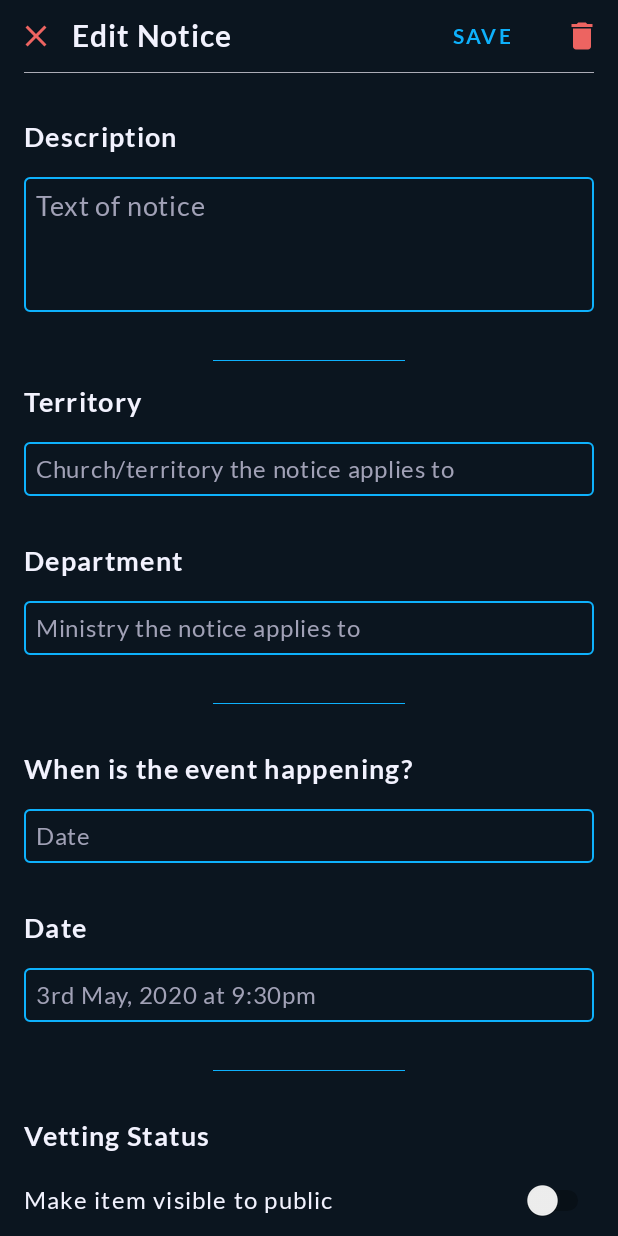
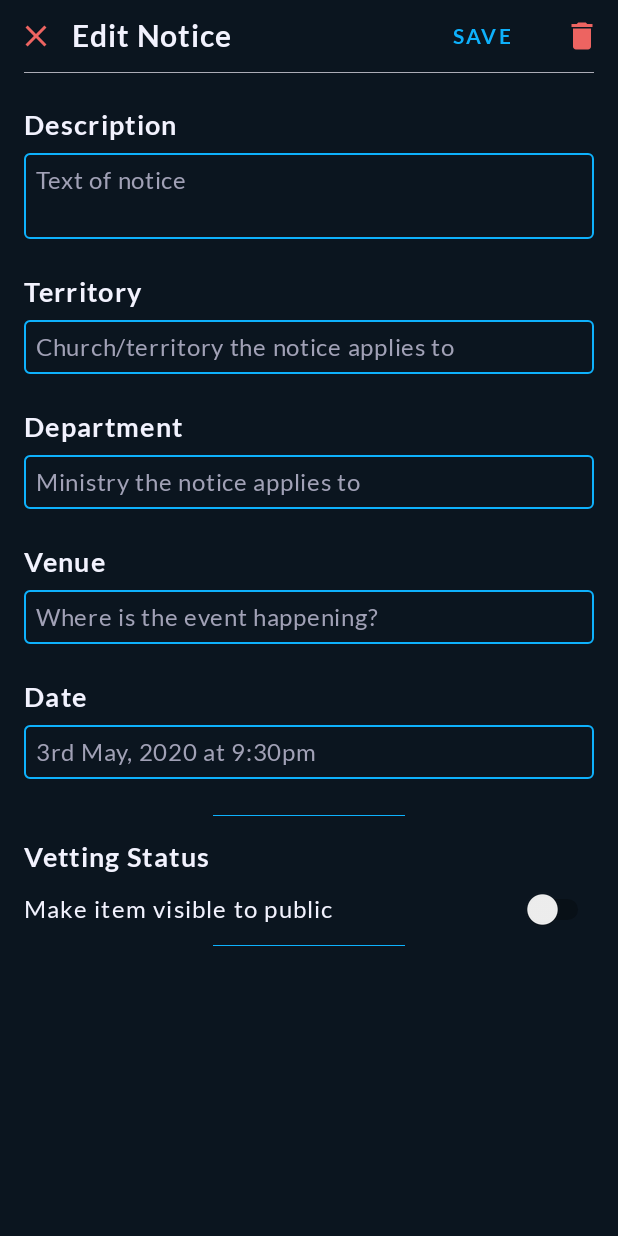
Before and after one commit to FitzEdin/TakeNote, an Android app: the EditItemFragment screen opened through its navigation route, on a phone screen of 412 x 824 dp. Run offline under Robolectric (Android 15) with nearby library versions, the phone set to English and light mode, and no system bars; our stand-ins replace Volley; libraries missing offline, so code that uses them is left out: io.realm, io.realm.kotlin; network calls fail; 2 statements that could not run were skipped.

Commit message:
changed layout on EditItemFragment, renamed views appropriately; edits being saved successfully..

```diff
--- a/app/src/main/java/kn/muscovado/takenote/admin/EditItemFragment.kt
+++ b/app/src/main/java/kn/muscovado/takenote/admin/EditItemFragment.kt
@@ -73,9 +73,11 @@ class EditItemFragment : Fragment() {
 
     // populate the form UI with info from the Item
     private fun populateForm() {
-        edit_item_title.setText(item?.territory)
-        edit_item_location.setText(item?.description)
-        edit_item_programme.setText(item?.venue)
+        edit_item_description.setText(item?.description)
+        edit_item_department.setText(item?.department)
+        edit_item_territory.setText(item?.territory)
+        edit_item_venue.setText(item?.venue)
+        edit_item_date.setText(item?.date)
 
         // switch
         edit_item_status.isChecked = when(item?.status) {
@@ -95,9 +97,11 @@ class EditItemFragment : Fragment() {
         realm.beginTransaction()
 
         // save info from textfields
-        item?.territory = edit_item_title.text.toString()
-        item?.description = edit_item_location.text.toString()
-        item?.venue = edit_item_programme.text.toString()
+        item?.description = edit_item_description.text.toString()
+        item?.department = edit_item_department.text.toString()
+        item?.territory = edit_item_territory.text.toString()
+        item?.venue = edit_item_venue.text.toString()
+        item?.date = edit_item_date.text.toString()
 
         // save info from switch
         item?.status = when(edit_item_status.isChecked) {
@@ -126,18 +130,18 @@ class EditItemFragment : Fragment() {
 
         // create JSONObject for uploading
         val jsonObject = JSONObject()
+            .put(constants.ITEM_DESCRIPTION, item?.description)
+            .put(constants.ITEM_DEPARTMENT, item?.department)
             .put(constants.ITEM_TERRITORY, item?.territory)
-            .put(constants.ITEM_DEPARTMENT, item?.department)
+            .put(constants.ITEM_VENUE, item?.venue)
             .put(constants.ITEM_DATE, item?.date)
-            .put(constants.ITEM_VENUE, item?.venue)
-            .put(constants.ITEM_DESCRIPTION, item?.description)
             .put(constants.ITEM_STATUS, item?.status)
         Log.d(constants.LOG_TAG, jsonObject.toString())
 
         // create relevant PUT request to update item
         val request = JsonObjectRequest(
             Request.Method.PUT, url + "/" + item?._id, jsonObject,
-            Response.Listener<JSONObject> { response ->
+            Response.Listener { response ->
                 Log.d(constants.LOG_TAG, response.toString())
                 //TODO: parse the response here (or in the API) for DB errors
                 t.show()
--- a/app/src/main/res/layout/fragment_add_item.xml
+++ b/app/src/main/res/layout/fragment_add_item.xml
@@ -99,7 +99,7 @@
                 android:layout_marginTop="@dimen/activity_vertical_margin"
                 android:layout_marginBottom="@dimen/activity_vertical_margin"
 
-                android:text="@string/label_link"
+                android:text="@string/label_department"
                 android:textSize="@dimen/dl_text_size"
                 android:textColor="@color/colorText"
                 android:fontFamily="@font/lato_bold"
--- a/app/src/main/res/layout/fragment_edit_item.xml
+++ b/app/src/main/res/layout/fragment_edit_item.xml
@@ -125,23 +125,23 @@
 
                 <!-- Description -->
                 <TextView
-                        android:id="@+id/edit_item_open_to_label"
+                        android:id="@+id/edit_item_description_label"
                         android:layout_width="match_parent"
                         android:layout_height="wrap_content"
 
                         android:layout_gravity="start|center"
 
-                        android:layout_marginTop="@dimen/activity_vertical_margin"
-                        android:layout_marginBottom="@dimen/activity_vertical_margin"
+                        android:layout_marginTop="@dimen/sm_margin"
+                        android:layout_marginBottom="@dimen/sm_margin"
 
-                        android:text="@string/label_open_to"
+                        android:text="@string/label_description"
                         android:textSize="@dimen/dl_text_size"
                         android:textColor="@color/colorText"
                         android:fontFamily="@font/lato_bold"
                         android:letterSpacing="0.05"/>
 
                 <EditText
-                        android:id="@+id/edit_item_open_to"
+                        android:id="@+id/edit_item_description"
 
                         android:layout_width="match_parent"
                         android:layout_height="wrap_content"
@@ -150,15 +150,15 @@
 
                         android:gravity="start"
 
-                        android:hint="@string/hint_open_to"
+                        android:hint="@string/hint_description"
                         android:textColorHint="@color/colorHint"
                         android:textColor="@color/colorText"
-                        android:textSize="@dimen/dl_text_size"
+                        android:textSize="@dimen/md_text_size"
                         android:fontFamily="@font/lato"
                         android:letterSpacing="0.03"
-                        android:lineSpacingExtra="4dp"
+                        android:lineSpacingExtra="2dp"
 
-                        android:lines="3"
+                        android:lines="2"
                         android:singleLine="false"
 
                         android:padding="@dimen/sm_margin"
@@ -167,34 +167,25 @@
                         android:imeOptions="actionNext"
                         android:hapticFeedbackEnabled="true"/>
 
-                <View
-                        android:layout_width="128dp"
-                        android:layout_height="@dimen/divider_height"
-                        android:background="@color/colorPrimary"
-
-                        android:layout_marginTop="@dimen/activity_vertical_margin"
-                        android:layout_marginBottom="@dimen/activity_vertical_margin"
-
-                        android:layout_gravity="bottom|center"/>
-
                 <!-- Territory Notice applies to -->
                 <TextView
-                        android:id="@+id/edit_item_title_label"
+                        android:id="@+id/edit_item_territory_label"
                         android:layout_width="match_parent"
                         android:layout_height="wrap_content"
 
                         android:layout_gravity="start|center"
 
-                        android:layout_marginBottom="@dimen/activity_vertical_margin"
+                        android:layout_marginTop="@dimen/sm_margin"
+                        android:layout_marginBottom="@dimen/sm_margin"
 
-                        android:text="@string/label_title"
+                        android:text="@string/label_territory"
                         android:textSize="@dimen/dl_text_size"
                         android:textColor="@color/colorText"
                         android:fontFamily="@font/lato_bold"
                         android:letterSpacing="0.05"/>
 
                 <EditText
-                        android:id="@+id/edit_item_title"
+                        android:id="@+id/edit_item_territory"
 
                         android:layout_width="match_parent"
                         android:layout_height="wrap_content"
@@ -203,7 +194,7 @@
 
                         android:gravity="start|center_vertical"
 
-                        android:hint="@string/hint_title"
+                        android:hint="@string/hint_territory"
                         android:textColorHint="@color/colorHint"
                         android:textColor="@color/colorText"
                         android:textSize="@dimen/md_text_size"
@@ -224,24 +215,24 @@
 
                 <!-- Department notice applies to -->
                 <TextView
-                        android:id="@+id/edit_item_link_label"
+                        android:id="@+id/edit_item_department_label"
 
                         android:layout_width="match_parent"
                         android:layout_height="wrap_content"
 
                         android:layout_gravity="start|center"
 
-                        android:layout_marginTop="@dimen/activity_vertical_margin"
-                        android:layout_marginBottom="@dimen/activity_vertical_margin"
+                        android:layout_marginTop="@dimen/sm_margin"
+                        android:layout_marginBottom="@dimen/sm_margin"
 
-                        android:text="@string/label_link"
+                        android:text="@string/label_department"
                         android:textSize="@dimen/dl_text_size"
                         android:textColor="@color/colorText"
                         android:fontFamily="@font/lato_bold"
                         android:letterSpacing="0.05"/>
 
                 <EditText
-                        android:id="@+id/edit_item_link"
+                        android:id="@+id/edit_item_department"
 
                         android:layout_width="match_parent"
                         android:layout_height="wrap_content"
@@ -250,7 +241,7 @@
 
                         android:gravity="start|center_vertical"
 
-                        android:hint="@string/hint_link"
+                        android:hint="@string/hint_department"
                         android:textColorHint="@color/colorHint"
                         android:textColor="@color/colorText"
                         android:textSize="@dimen/md_text_size"
@@ -268,40 +259,25 @@
                         android:imeOptions="actionNext"
                         android:hapticFeedbackEnabled="true"/>
 
-                <View
-                        android:layout_width="128dp"
-                        android:layout_height="@dimen/divider_height"
-                        android:background="@color/colorPrimary"
-
-                        android:layout_marginTop="@dimen/activity_vertical_margin"
-                        android:layout_marginBottom="@dimen/activity_vertical_margin"
-
-                        android:layout_gravity="bottom|center"/>
-
-
-
-
-                <!-- ABOUT PROGRAMME -->
-
                 <!-- Date Relevant to Notice -->
                 <TextView
-                        android:id="@+id/edit_item_location_label"
+                        android:id="@+id/edit_item_venue_label"
                         android:layout_width="match_parent"
                         android:layout_height="wrap_content"
 
                         android:layout_gravity="start|center"
 
-                        android:layout_marginTop="@dimen/activity_vertical_margin"
-                        android:layout_marginBottom="@dimen/activity_vertical_margin"
+                        android:layout_marginTop="@dimen/sm_margin"
+                        android:layout_marginBottom="@dimen/sm_margin"
 
-                        android:text="@string/label_location"
+                        android:text="@string/label_venue"
                         android:textSize="@dimen/dl_text_size"
                         android:textColor="@color/colorText"
                         android:fontFamily="@font/lato_bold"
                         android:letterSpacing="0.05"/>
 
                 <EditText
-                        android:id="@+id/edit_item_location"
+                        android:id="@+id/edit_item_venue"
 
                         android:layout_width="match_parent"
                         android:layout_height="wrap_content"
@@ -310,7 +286,7 @@
 
                         android:gravity="start|center_vertical"
 
-                        android:hint="@string/hint_location"
+                        android:hint="@string/hint_venue"
                         android:textColorHint="@color/colorHint"
                         android:textColor="@color/colorText"
                         android:textSize="@dimen/md_text_size"
@@ -331,24 +307,24 @@
 
                 <!-- Location of Event -->
                 <TextView
-                        android:id="@+id/edit_item_programme_label"
+                        android:id="@+id/edit_item_date_label"
 
                         android:layout_width="match_parent"
                         android:layout_height="wrap_content"
 
                         android:layout_gravity="start|center"
 
-                        android:layout_marginTop="@dimen/activity_vertical_margin"
-                        android:layout_marginBottom="@dimen/activity_vertical_margin"
+                        android:layout_marginTop="@dimen/sm_margin"
+                        android:layout_marginBottom="@dimen/sm_margin"
 
-                        android:text="@string/label_programme"
+                        android:text="@string/label_date"
                         android:textSize="@dimen/dl_text_size"
                         android:textColor="@color/colorText"
                         android:fontFamily="@font/lato_bold"
                         android:letterSpacing="0.05"/>
 
                 <EditText
-                        android:id="@+id/edit_item_programme"
+                        android:id="@+id/edit_item_date"
 
                         android:layout_width="match_parent"
                         android:layout_height="wrap_content"
@@ -357,7 +333,7 @@
 
                         android:gravity="start|center_vertical"
 
-                        android:hint="@string/hint_programme"
+                        android:hint="@string/hint_date"
                         android:textColorHint="@color/colorHint"
                         android:textColor="@color/colorText"
                         android:textSize="@dimen/md_text_size"
@@ -380,18 +356,10 @@
                         android:layout_height="@dimen/divider_height"
                         android:background="@color/colorPrimary"
 
-                        android:layout_marginTop="@dimen/activity_vertical_margin"
-                        android:layout_marginBottom="@dimen/activity_vertical_margin"
+                        android:layout_marginTop="@dimen/sm_margin"
+                        android:layout_marginBottom="@dimen/sm_margin"
 
                         android:layout_gravity="bottom|center"/>
-
-
-
-
-                <!-- STUDENT ELIGIBILITY -->
-
-
-
 
                 <!-- VETTING STATUS -->
 
@@ -403,8 +371,8 @@
 
                         android:layout_gravity="start|center"
 
-                        android:layout_marginTop="@dimen/activity_vertical_margin"
-                        android:layout_marginBottom="@dimen/activity_vertical_margin"
+                        android:layout_marginTop="@dimen/sm_margin"
+                        android:layout_marginBottom="@dimen/sm_margin"
 
                         android:text="@string/label_vetted"
                         android:textSize="@dimen/dl_text_size"
@@ -451,8 +419,8 @@
                         android:layout_height="@dimen/divider_height"
                         android:background="@color/colorPrimary"
 
-                        android:layout_marginTop="@dimen/activity_vertical_margin"
-                        android:layout_marginBottom="@dimen/activity_vertical_margin"
+                        android:layout_marginTop="@dimen/sm_margin"
+                        android:layout_marginBottom="@dimen/sm_margin"
 
                         android:layout_gravity="bottom|center"/>
 
--- a/app/src/main/res/layout/item_list.xml
+++ b/app/src/main/res/layout/item_list.xml
@@ -33,7 +33,8 @@
                 android:gravity="start"
                 android:letterSpacing="0.05"
                 android:lines="1"
-                android:text="CAYON"
+                android:text="@string/hint_territory"
+                android:textAllCaps="true"
 
                 android:textColor="@color/colorText"
                 android:textSize="@dimen/md_text_size" />
--- a/app/src/main/res/layout/item_old_list.xml
+++ b/app/src/main/res/layout/item_old_list.xml
@@ -20,7 +20,7 @@
 
             android:layout_marginBottom="8dp"
 
-            android:text="@string/label_title"
+            android:text="@string/label_territory"
             android:textSize="@dimen/dl_text_size"
             android:textColor="@color/colorText"
             android:fontFamily="@font/lato_bold"
@@ -40,7 +40,7 @@
 
             android:layout_marginBottom="8dp"
 
-            android:text="@string/label_open_to"
+            android:text="@string/label_description"
             android:textSize="@dimen/md_text_size"
             android:textColor="@color/colorIcon"
             android:fontFamily="@font/lato"
@@ -85,7 +85,7 @@
                 android:layout_weight="2"
                 android:gravity="right"
 
-                android:text="@string/label_location"
+                android:text="@string/label_venue"
                 android:textSize="@dimen/sm_text_size"
                 android:textColor="@color/colorText"
                 android:fontFamily="@font/lato"
@@ -128,7 +128,7 @@
                 android:layout_weight="2"
                 android:gravity="right"
 
-                android:text="@string/label_programme"
+                android:text="@string/label_date"
                 android:textSize="@dimen/sm_text_size"
                 android:textColor="@color/colorText"
                 android:fontFamily="@font/lato"
--- a/app/src/main/res/values/strings.xml
+++ b/app/src/main/res/values/strings.xml
@@ -30,26 +30,26 @@
     <string name="back_button_description"> Back Button</string>
     <string name="title_items">             Take Note</string>
     <string name="view_website">            View Website</string>
-    <string name="hint_open_to">            Text of notice</string>
-    <string name="label_open_to">           Description</string>
+    <string name="hint_description">        Text of notice</string>
+    <string name="label_description">       Description</string>
     <string name="label_level_four">        PostDoc</string>
     <string name="label_level_three">       PhD</string>
     <string name="label_level_two">         PostGrad/Masters</string>
     <string name="label_level_one">         Bachelors</string>
     <string name="label_level_zero">        Short Course</string>
     <string name="label_level">             Academic Level</string>
-    <string name="hint_programme">          3rd May, 2020 at 9:30pm</string>
-    <string name="label_programme">         Date</string>
-    <string name="label_location">          When is the event happening?</string>
-    <string name="hint_location">           Date</string>
+    <string name="hint_date">               3rd May, 2020 at 9:30pm</string>
+    <string name="label_date">              Date</string>
+    <string name="label_venue">             Venue</string>
+    <string name="hint_venue">              Where is the event happening?</string>
     <string name="label_coverage_partial">  Partial (part tuition or stipend)</string>
     <string name="label_coverage_tuition">  Tuition</string>
     <string name="label_coverage_full">     Full (tuition plus stipend)</string>
     <string name="label_coverage">          Costs Covered</string>
-    <string name="hint_link">               Ministry the notice applies to</string>
-    <string name="label_link">              Department</string>
-    <string name="hint_title">              Church/territory the notice applies to</string>
-    <string name="label_title">             Territory</string>
+    <string name="hint_department">         Ministry the notice applies to</string>
+    <string name="label_department">        Department</string>
+    <string name="hint_territory">          Church/territory the notice applies to</string>
+    <string name="label_territory">         Territory</string>
     <string name="hint_vetted">             Make item visible to public</string>
     <string name="label_vetted">            Vetting Status</string>
     <string name="login_btn">               ENTER</string>
```
